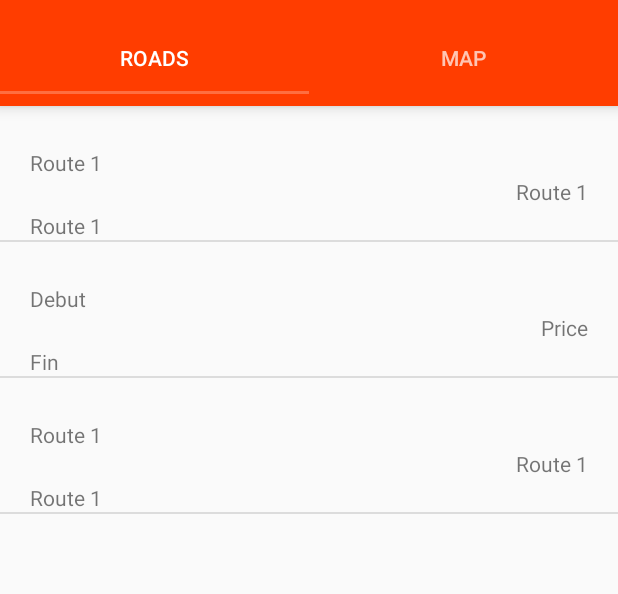
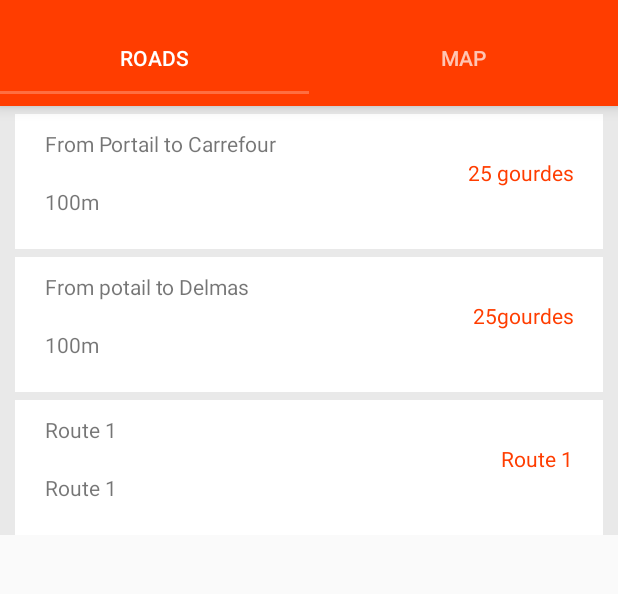
Before and after one commit to Dinknesh/Traffic, an Android app: the StepListFragment screen opened directly, with no data from a screen before it, on a phone screen of 412 x 824 dp, the part 62-656 px from its top. Run offline under Robolectric (Android 15) with nearby library versions, the light colour scheme and no system bars.

Commit message:
Fix design

```diff
--- a/app/src/main/java/com/example/amanda/traffic/Models/Step.java
+++ b/app/src/main/java/com/example/amanda/traffic/Models/Step.java
@@ -36,14 +36,14 @@ public class Step  implements Serializable{
         ArrayList<Step> results = new ArrayList<>();
 
         Step roads = new Step();
-        roads.setTitle("Route 1");
-        roads.setTitle1("Route 1");
-        roads.setTitle3("Route 1");
+        roads.setTitle("From Portail to Carrefour");
+        roads.setTitle1("100m");
+        roads.setTitle3("25 gourdes");
 
         Step roads1 = new Step();
-        roads1.setTitle("Debut");
-        roads1.setTitle1("Fin");
-        roads1.setTitle3("Price");
+        roads1.setTitle("From potail to Delmas");
+        roads1.setTitle1("100m");
+        roads1.setTitle3("25gourdes");
 
 
         Step roads2 = new Step();
--- a/app/src/main/res/layout/fragment_roads_list.xml
+++ b/app/src/main/res/layout/fragment_roads_list.xml
@@ -8,6 +8,8 @@
     <ListView
         android:id="@+id/lvRoads"
         android:layout_width="match_parent"
+        android:divider="@null"
+        android:dividerHeight="0dp"
         android:layout_height="match_parent"
         android:layout_alignParentStart="true"
         android:layout_alignParentTop="true"
--- a/app/src/main/res/layout/fragment_step_list.xml
+++ b/app/src/main/res/layout/fragment_step_list.xml
@@ -8,6 +8,8 @@
         android:id="@+id/lvStep"
         android:layout_width="match_parent"
         android:layout_height="match_parent"
+        android:divider="@null"
+        android:dividerHeight="0dp"
         android:layout_alignParentStart="true"
         android:layout_alignParentTop="true"
         android:layout_alignParentLeft="true" />
--- a/app/src/main/res/layout/step_list_item.xml
+++ b/app/src/main/res/layout/step_list_item.xml
@@ -3,7 +3,16 @@
     xmlns:app="http://schemas.android.com/apk/res-auto"
     xmlns:tools="http://schemas.android.com/tools"
     android:layout_width="match_parent"
-    android:layout_height="match_parent">
+    android:layout_height="match_parent"
+    android:background="#11000000">
+
+    <RelativeLayout
+        android:layout_width="match_parent"
+        android:layout_height="90dp"
+        android:background="#fff"
+        android:layout_marginLeft="10dp"
+        android:layout_marginRight="10dp"
+        android:layout_marginTop="5dp">
 
         <TextView
             android:id="@+id/tvDep"
@@ -11,7 +20,7 @@
             android:layout_height="wrap_content"
             android:layout_alignParentTop="true"
             android:layout_marginStart="20dp"
-        android:layout_marginTop="28dp"
+            android:layout_marginTop="10dp"
             android:text="TextView"
             tools:layout_editor_absoluteX="135dp"
             tools:layout_editor_absoluteY="16dp"
@@ -23,6 +32,7 @@
             android:layout_height="wrap_content"
             android:layout_alignParentEnd="true"
             android:gravity="end"
+            android:textColor="@color/colorPrimary"
             android:layout_below="@+id/tvDep"
             android:layout_marginEnd="20dp"
             android:text="TextView"
@@ -32,10 +42,13 @@
             android:id="@+id/tvEnd"
             android:layout_width="match_parent"
             android:layout_height="wrap_content"
-        android:layout_alignParentTop="true"
             android:layout_alignStart="@+id/tvDep"
-        android:layout_marginTop="70dp"
+          android:layout_below="@+id/tvPrix"
             android:text="TextView"
             tools:ignore="RtlCompat" />
 
+
     </RelativeLayout>
+
+
+</RelativeLayout>
```
Also changed, not shown: app/src/main/res/layout/roads_list_item.xml (+17 -8 lines). Lines whose indentation alone changed are shown as unchanged.
